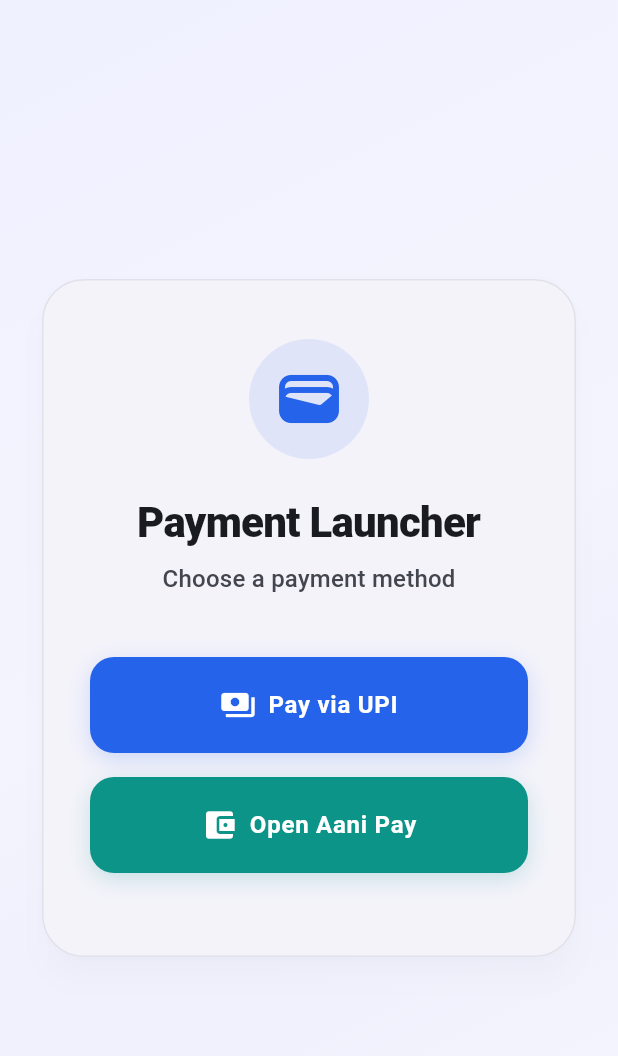
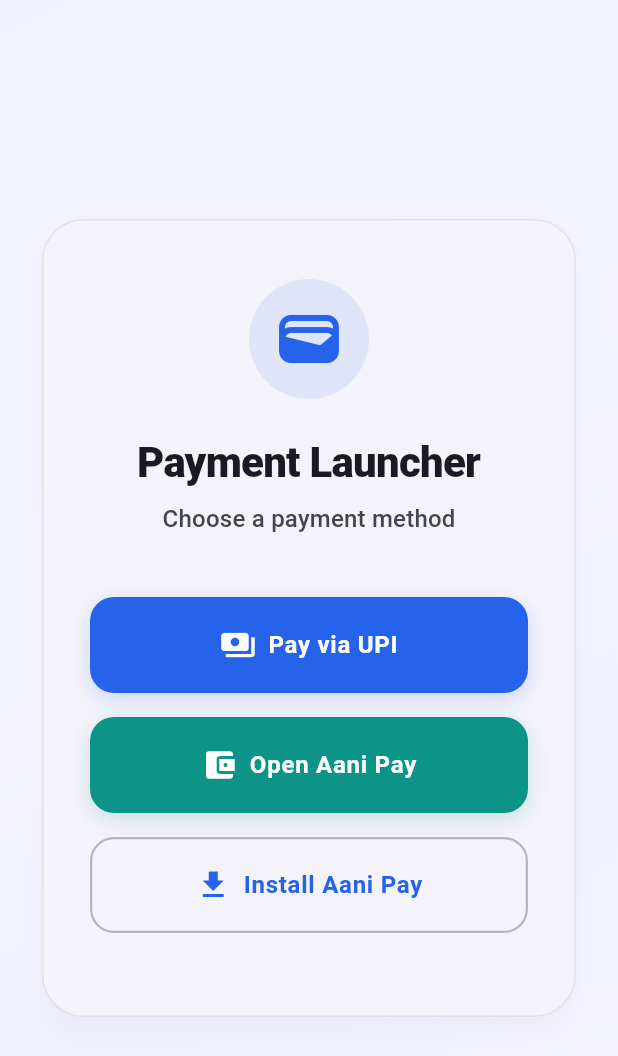
Before and after one commit to AndroidManikandan5689/payment_launcher_flutter, a Flutter app: the screen it shows after launch, on a phone screen of 412 x 824 dp. Shown: the top 1056 px of the screen. Run offline on Flutter 3.47's test engine with Material 3 defaults, Android fonts, the phone set to English and light mode, and no system bars; missing offline and left inert: dart:html.

Commit message:
Configure Aani Pay Play Store URL and add install button to Home Screen

```diff
--- a/lib/config/payment_config.dart
+++ b/lib/config/payment_config.dart
@@ -4,5 +4,5 @@
   static const String amount = '1.00';
 
   static const String aaniPayDeepLink = 'aani://pay';
-  static const String aaniPayStoreUrl = '';
+  static const String aaniPayStoreUrl = 'https://play.google.com/store/apps/details?id=ae.aletihadpayments.aani&hl=en_IN';
 }
--- a/lib/presentation/payment_home_page.dart
+++ b/lib/presentation/payment_home_page.dart
@@ -227,6 +227,40 @@
                             color: theme.colorScheme.secondary,
                             onPressed: _isLoading ? null : _handleAaniPay,
                           ),
+                          if (PaymentConfig.aaniPayStoreUrl.isNotEmpty) ...[
+                            const SizedBox(height: 16),
+                            SizedBox(
+                              width: double.infinity,
+                              height: 64,
+                              child: OutlinedButton.icon(
+                                onPressed: () async {
+                                  final uri = Uri.parse(PaymentConfig.aaniPayStoreUrl);
+                                  try {
+                                    await launchUrl(uri, mode: LaunchMode.externalApplication);
+                                  } catch (e) {
+                                    _showErrorSnackBar('Could not launch app store: $e');
+                                  }
+                                },
+                                style: OutlinedButton.styleFrom(
+                                  side: BorderSide(color: theme.colorScheme.outline.withOpacity(0.5), width: 1.5),
+                                  shape: RoundedRectangleBorder(
+                                    borderRadius: BorderRadius.circular(16),
+                                  ),
+                                  padding: const EdgeInsets.symmetric(horizontal: 24, vertical: 16),
+                                ),
+                                icon: Icon(Icons.download, size: 24, color: theme.colorScheme.primary),
+                                label: Text(
+                                  'Install Aani Pay',
+                                  style: TextStyle(
+                                    fontSize: 16,
+                                    fontWeight: FontWeight.bold,
+                                    color: theme.colorScheme.primary,
+                                    letterSpacing: 0.5,
+                                  ),
+                                ),
+                              ),
+                            ),
+                          ],
                           const SizedBox(height: 16),
                         ],
                       ),
```
